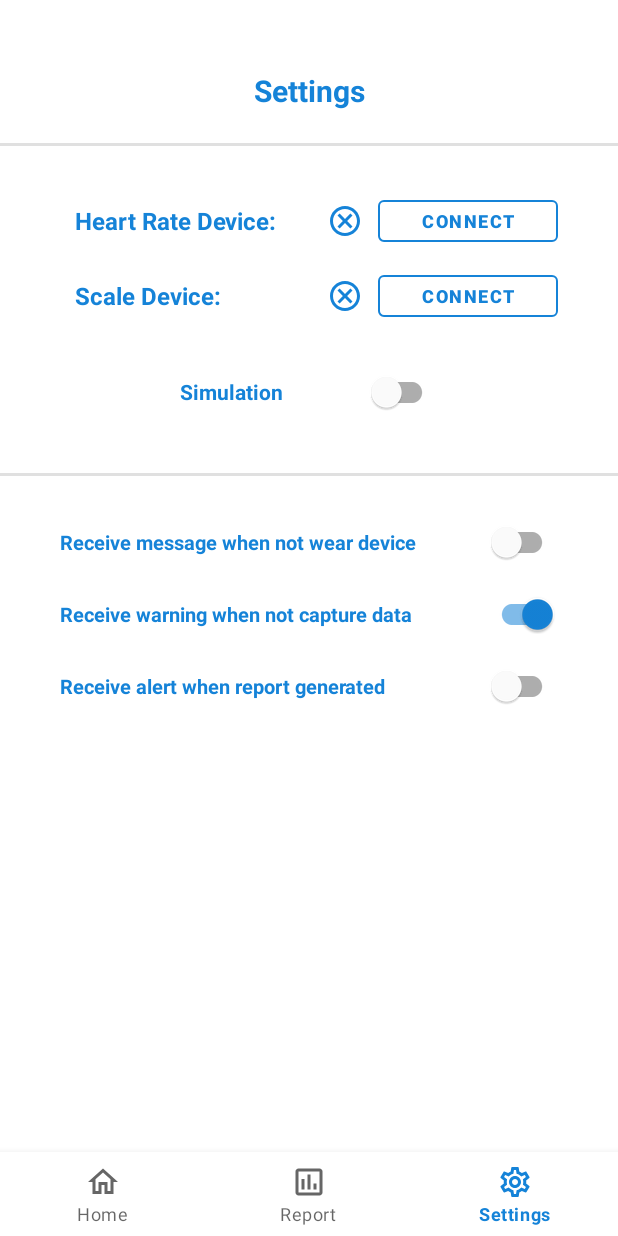
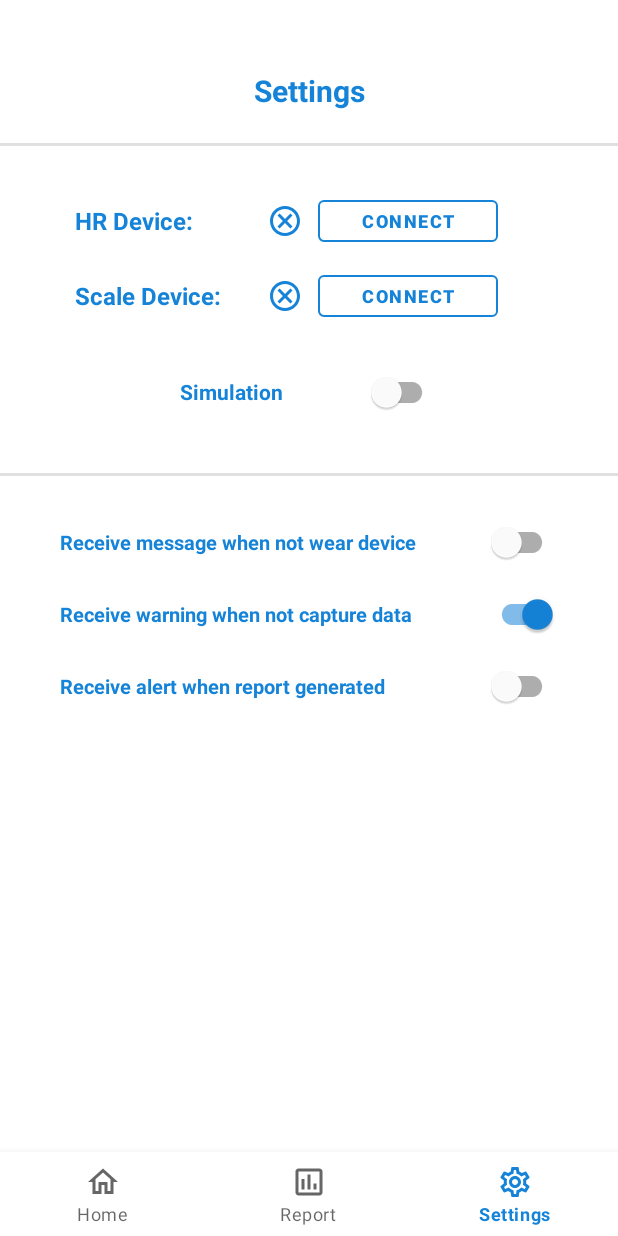
Before and after one commit to Linkchn/mobile-system-for-monitoring-vital-signs, an Android app: the screen it shows after launch (MainActivity), item 3 of the bottom bar chosen, on a phone screen of 412 x 824 dp. Run offline under Robolectric (Android 15) with nearby library versions, the phone set to English and light mode, and no system bars; our stand-ins replace RxJava, Timber, navigation-ui; libraries missing offline, so code that uses them is left out: com.androidplot.util, com.androidplot.xy, polar.com.sdk; 21 statements that could not run were skipped.

Commit message:
fix issue #6, resolve issue #3 issue #4

```diff
--- a/Project/GRP App/app/src/main/java/com/grp/application/monitor/ViewSetter.java
+++ b/Project/GRP App/app/src/main/java/com/grp/application/monitor/ViewSetter.java
@@ -1,6 +1,7 @@
 package com.grp.application.monitor;
 
 import android.content.Context;
+import android.view.View;
 import android.widget.Button;
 import android.widget.ImageView;
 
@@ -61,18 +62,24 @@ public class ViewSetter {
     /**
      * Set device connection button view to enabled/disabled based on the connection of the device.
      * @param symbol target symbol to show the connection state
-     * @param button target button
+     * @param connectButton button to connect device
+     * @param disconnectButton button to disconnect device
      * @param isConnected boolean parameter whether the device is connected
+     * @param isSimulationEnabled boolean parameter whether the simulation is enabled
      */
-    public void setDeviceView(ImageView symbol, Button button, boolean isConnected) {
-        if (isConnected) {
+    public void setDeviceView(ImageView symbol, Button connectButton, Button disconnectButton, boolean isConnected, boolean isSimulationEnabled) {
+        if (isConnected || isSimulationEnabled) {
             symbol.setImageDrawable(context.getDrawable(R.drawable.ic_baseline_check_circle_outline_24));
-            button.setText(R.string.text_device_connected);
+            connectButton.setText(R.string.text_device_connected);
+            if (!isSimulationEnabled) {
+                disconnectButton.setVisibility(View.VISIBLE);
+            }
         } else {
             symbol.setImageDrawable(context.getDrawable(R.drawable.ic_outline_cancel_24));
-            button.setText(R.string.text_device_not_connected);
+            connectButton.setText(R.string.text_device_not_connected);
+            disconnectButton.setVisibility(View.INVISIBLE);
         }
-        button.setEnabled(!isConnected);
+        connectButton.setEnabled(!isConnected && !isSimulationEnabled);
     }
 
     /**
--- a/Project/GRP App/app/src/main/java/com/grp/application/pages/HomeFragment.java
+++ b/Project/GRP App/app/src/main/java/com/grp/application/pages/HomeFragment.java
@@ -16,6 +16,7 @@ import android.view.LayoutInflater;
 import android.view.View;
 import android.view.ViewGroup;
 import android.widget.Button;
+import android.widget.ImageView;
 import android.widget.TextView;
 import android.widget.Toast;
 
@@ -29,13 +30,13 @@ import com.androidplot.xy.StepMode;
 import com.androidplot.xy.XYGraphWidget;
 import com.androidplot.xy.XYPlot;
 import com.google.android.material.textfield.TextInputEditText;
-import com.grp.application.notification.GRPNotification;
 import com.grp.application.Application;
 import com.grp.application.MainActivity;
 import com.example.application.R;
 import com.google.android.material.switchmaterial.SwitchMaterial;
 import com.grp.application.export.FileLog;
 import com.grp.application.monitor.Monitor;
+import com.grp.application.notification.GRPNotification;
 import com.grp.application.polar.Plotter;
 import com.grp.application.polar.PlotterListener;
 import com.grp.application.polar.PolarDevice;
@@ -52,6 +53,7 @@ import java.text.DecimalFormat;
 import java.util.Date;
 
 import polar.com.sdk.api.PolarBleApiCallback;
+import polar.com.sdk.api.model.PolarDeviceInfo;
 import polar.com.sdk.api.model.PolarHrData;
 import timber.log.Timber;
 
@@ -146,7 +148,8 @@ public class HomeFragment extends Fragment implements PlotterListener {
         initUI();
         if (monitor.getMonitorState().isStartCaptureDataEnabled()) {
             startPlot();
-            if (monitor.getMonitorState().isSimulationEnabled()) {
+            if (monitor.getMonitorState().isSimulationEnabled() &&
+            !monitor.getMonitorState().isSimulationOn()) {
                 simHandler.postDelayed(simulate, 1000);
             }
         }
@@ -159,11 +162,13 @@ public class HomeFragment extends Fragment implements PlotterListener {
                 startPlot();
                 if (monitor.getMonitorState().isSimulationEnabled()) {
                     simHandler.postDelayed(simulate, 1000);
+                    monitor.getMonitorState().simulationOn();
                 }
             } else {
                 monitor.showToast("Stop Capture Data");
                 monitor.getMonitorState().disableStartCaptureData();
                 simHandler.removeCallbacks(simulate);
+                monitor.getMonitorState().simulationOff();
                 stopPlot();
             }
         });
@@ -215,7 +220,6 @@ public class HomeFragment extends Fragment implements PlotterListener {
          *
          */
         startRecordingHrButton.setOnClickListener((view) -> {
-//            Toast.makeText(Application.context, "!!!!!!", Toast.LENGTH_LONG).show();
 
             if(hrStatus == true){
                 AlertDialog alertDialog1 = new AlertDialog.Builder(getContext())
@@ -289,6 +293,11 @@ public class HomeFragment extends Fragment implements PlotterListener {
                     alertDialog1.show();
                     startRecordingHrButton.setTextColor(Color.rgb(21,131,216));
 
+                    final int REQUEST_EXTERNAL_STORAGE = 1;
+                    String[] PERMISSIONS_STORAGE = {
+                            Manifest.permission.READ_EXTERNAL_STORAGE,
+                            Manifest.permission.WRITE_EXTERNAL_STORAGE,
+                            Manifest.permission.MOUNT_UNMOUNT_FILESYSTEMS};
                     if (ContextCompat.checkSelfPermission(mainActivity,
                             Manifest.permission.WRITE_EXTERNAL_STORAGE) != PackageManager.PERMISSION_GRANTED) {
                         ActivityCompat.requestPermissions(mainActivity, new String[]{Manifest.permission.WRITE_EXTERNAL_STORAGE}, 101);
@@ -475,6 +484,15 @@ public class HomeFragment extends Fragment implements PlotterListener {
             }
 
             @Override
+            public void deviceDisconnected(@NonNull PolarDeviceInfo polarDeviceInfo) {
+                monitor.showToast(polarDeviceInfo.deviceId + "is lost");
+                monitor.getMonitorState().disconnectHRDevice();
+                stopPlot();
+                monitor.getMonitorState().disableStartCaptureData();
+                startCaptureDataSwitch.setEnabled(false);
+            }
+
+            @Override
             public void ecgFeatureReady(@NonNull String identifier) {
                 monitor.streamECG();
             }
@@ -521,6 +539,8 @@ public class HomeFragment extends Fragment implements PlotterListener {
     private void stopPlot() {
         plotHR.removeSeries(plotterHR.getHrSeries());
         plotECG.removeSeries(plotterECG.getSeries());
+        plotterHR.clearVal();
+        plotterECG.clearVal();
     }
 
     /**
@@ -535,6 +555,25 @@ public class HomeFragment extends Fragment implements PlotterListener {
     }
 
     private void openAssignFolder(String path) {
+//        File file = new File(path);
+//        if (null == file || !file.exists()) {
+//            return;
+//        }
+//        Intent intent = new Intent(Intent.ACTION_GET_CONTENT);
+////        intent.addCategory(Intent.CATEGORY_OPENABLE);
+////        intent.setType("csv/*");
+//
+//        intent.addCategory(Intent.CATEGORY_OPENABLE);
+//        intent.addFlags(Intent.FLAG_ACTIVITY_NEW_TASK);
+////        intent.setDataAndType(Uri.fromFile(file), "csv/*");
+//        intent.setType("csv/*");
+//
+//        try {
+//            startActivity(intent);
+//        } catch (ActivityNotFoundException e) {
+//            e.printStackTrace();
+//        }
+
         Intent intent = new Intent(Intent.ACTION_GET_CONTENT);
         Uri uri = Uri.parse(path);
         intent.setDataAndType(uri, "*/*");
@@ -543,7 +582,7 @@ public class HomeFragment extends Fragment implements PlotterListener {
 
     private void loadHrValue(PolarHrData data) {
         if(hrStatus){
-            hrData = hrData + System.currentTimeMillis() + "," + data + ",\n";
+            hrData = hrData + System.currentTimeMillis() + "," + data.hr + ",\n";
         }
         monitor.getPlotterHR().addValues(data);
     }
--- a/Project/GRP App/app/src/main/java/com/grp/application/pages/SettingsFragment.java
+++ b/Project/GRP App/app/src/main/java/com/grp/application/pages/SettingsFragment.java
@@ -39,6 +39,8 @@ public class SettingsFragment extends Fragment {
     private ImageView symbolBrainWaveDevice;
     private Button hrConnectButton;
     private Button scaleConnectButton;
+    private Button hrDeviceDisconenctButton;
+    private Button scaleDeviceDisconnectButton;
     private SwitchMaterial simulationSwitch;
     private SwitchMaterial msgOnNotWearDeviceSwitch;
     private SwitchMaterial msgOnNotCaptureDataSwitch;
@@ -57,6 +59,8 @@ public class SettingsFragment extends Fragment {
         symbolBrainWaveDevice = root.findViewById(R.id.symbol_scale_device);
         hrConnectButton = root.findViewById(R.id.button_connect_hr_device);
         scaleConnectButton = root.findViewById(R.id.button_connect_scale_device);
+        hrDeviceDisconenctButton = root.findViewById(R.id.button_disconnect_hr_device);
+        scaleDeviceDisconnectButton = root.findViewById(R.id.button_disconnect_scale_device);
         simulationSwitch = root.findViewById(R.id.switch_simulation);
         msgOnNotWearDeviceSwitch = root.findViewById(R.id.switch_msg_not_wear_device);
         msgOnNotCaptureDataSwitch = root.findViewById(R.id.switch_msg_not_capture_data);
@@ -70,6 +74,22 @@ public class SettingsFragment extends Fragment {
 
         // Set action for connect button of scale device
         scaleConnectButton.setOnClickListener(this::showScaleDialog);
+
+        // Set action for disconnect button of heart rate device
+        hrDeviceDisconenctButton.setOnClickListener((buttonView) -> {
+            try {
+                polarDevice.api().disconnectFromDevice(polarDevice.getDeviceId());
+            } catch (PolarInvalidArgument polarInvalidArgument) {
+                polarInvalidArgument.printStackTrace();
+            }
+        });
+
+        // Set action for disconnect button of scale device
+        scaleDeviceDisconnectButton.setOnClickListener((buttonView) ->  {
+            monitor.getMonitorState().disconnectScaleDevice();
+            monitor.showToast("Disconnect from Scale Device");
+            resetUI();
+        });
 
         // Set action for "simulation" switch
         simulationSwitch.setOnCheckedChangeListener((buttonView, isChecked) -> {
@@ -132,6 +152,16 @@ public class SettingsFragment extends Fragment {
             }
 
             @Override
+            public void deviceDisconnected(@NonNull PolarDeviceInfo polarDeviceInfo) {
+                monitor.showToast(polarDeviceInfo.deviceId + "is Disconnected");
+                monitor.getMonitorState().disconnectHRDevice();
+                monitor.getMonitorState().disableStartCaptureData();
+                monitor.getPlotterHR().clearVal();
+                monitor.getPlotterECG().clearVal();
+                resetUI();
+            }
+
+            @Override
             public void hrNotificationReceived(@NonNull String identifier, @NonNull PolarHrData data) {
                     monitor.getPlotterHR().addValues(data);
             }
@@ -147,10 +177,10 @@ public class SettingsFragment extends Fragment {
      * Reset UI.
      */
     private void resetUI() {
-        monitor.getViewSetter().setDeviceView(symbolHrDevice, hrConnectButton,
-                monitor.getMonitorState().isHRDeviceConnected() || monitor.getMonitorState().isSimulationEnabled());
-        monitor.getViewSetter().setDeviceView(symbolBrainWaveDevice, scaleConnectButton,
-                monitor.getMonitorState().isScaleDeviceConnected() || monitor.getMonitorState().isSimulationEnabled());
+        monitor.getViewSetter().setDeviceView(symbolHrDevice, hrConnectButton, hrDeviceDisconenctButton,
+                monitor.getMonitorState().isHRDeviceConnected(), monitor.getMonitorState().isSimulationEnabled());
+        monitor.getViewSetter().setDeviceView(symbolBrainWaveDevice, scaleConnectButton, scaleDeviceDisconnectButton,
+                monitor.getMonitorState().isScaleDeviceConnected(), monitor.getMonitorState().isSimulationEnabled());
         monitor.getViewSetter().setSwitchView(simulationSwitch, monitor.getMonitorState().isSimulationEnabled(), !monitor.getMonitorState().isHRDeviceConnected()
         && !monitor.getMonitorState().isScaleDeviceConnected());
         monitor.getViewSetter().setSwitchView(msgOnNotWearDeviceSwitch, monitor.getMonitorState().isMsgOnNotWearDeviceEnabled());
--- a/Project/GRP App/app/src/main/java/com/grp/application/polar/Plotter.java
+++ b/Project/GRP App/app/src/main/java/com/grp/application/polar/Plotter.java
@@ -17,16 +17,16 @@ import java.util.Arrays;
 public class Plotter {
     private static final String TAG = "Plotter";
     private PlotterListener listener;
-    private final Number[] plotNumbers = new Number[500];
+    private Number[] plotNumbers = new Number[500];
     private final FadeFormatter formatter;
     private final XYSeries series;
     private int dataIndex;
 
     public Plotter(String title) {
+
         for (int i = 0; i < plotNumbers.length - 1; i++) {
             plotNumbers[i] = 60;
         }
-
         formatter = new FadeFormatter(800);
         formatter.setLegendIconEnabled(false);
         series = new SimpleXYSeries(Arrays.asList(plotNumbers), SimpleXYSeries.ArrayFormat.Y_VALS_ONLY, title);
@@ -83,4 +83,11 @@ public class Plotter {
             return getLinePaint();
         }
     }
+
+    public void clearVal() {
+        plotNumbers = new Number[500];
+        for (int i = 0; i < plotNumbers.length - 1; i++) {
+            plotNumbers[i] = 60;
+        }
+    }
 }
--- a/Project/GRP App/app/src/main/java/com/grp/application/polar/TimePlotter.java
+++ b/Project/GRP App/app/src/main/java/com/grp/application/polar/TimePlotter.java
@@ -30,17 +30,7 @@ public class TimePlotter {
     private Double[] yHrVals = new Double[NVALS];
 
     public TimePlotter() {
-        Date now = new Date();
-        double endTime = now.getTime();
-        double startTime = endTime - NVALS * 1000;
-        double delta = (endTime - startTime) / (NVALS - 1);
-
-        // Specify initial values to keep it from auto sizing
-        for (int i = 0; i < NVALS; i++) {
-            xHrVals[i] = startTime + i * delta;
-            yHrVals[i] = 60d;
-        }
-
+        initSize();
         hrFormatter = new LineAndPointFormatter(Color.BLUE, null, null, null);
         hrFormatter.setLegendIconEnabled(false);
         hrSeries = new SimpleXYSeries(Arrays.asList(xHrVals), Arrays.asList(yHrVals), "HR");
@@ -81,4 +71,23 @@ public class TimePlotter {
     public void setListener(PlotterListener listener) {
         this.listener = listener;
     }
+
+    public void clearVal() {
+        xHrVals = new Double[NVALS];
+        yHrVals = new Double[NVALS];
+        initSize();
+    }
+
+    private void initSize() {
+        Date now = new Date();
+        double endTime = now.getTime();
+        double startTime = endTime - NVALS * 1000;
+        double delta = (endTime - startTime) / (NVALS - 1);
+
+        // Specify initial values to keep it from auto sizing
+        for (int i = 0; i < NVALS; i++) {
+            xHrVals[i] = startTime + i * delta;
+            yHrVals[i] = 60d;
+        }
+    }
 }
--- /dev/null
+++ b/Project/GRP App/app/src/main/res/drawable/ic_baseline_link_off_24.xml
@@ -0,0 +1,5 @@
+<vector android:height="24dp" android:tint="#D81E26"
+    android:viewportHeight="24" android:viewportWidth="24"
+    android:width="24dp" xmlns:android="http://schemas.android.com/apk/res/android">
+    <path android:fillColor="@android:color/white" android:pathData="M17,7h-4v1.9h4c1.71,0 3.1,1.39 3.1,3.1 0,1.43 -0.98,2.63 -2.31,2.98l1.46,1.46C20.88,15.61 22,13.95 22,12c0,-2.76 -2.24,-5 -5,-5zM16,11h-2.19l2,2L16,13zM2,4.27l3.11,3.11C3.29,8.12 2,9.91 2,12c0,2.76 2.24,5 5,5h4v-1.9L7,15.1c-1.71,0 -3.1,-1.39 -3.1,-3.1 0,-1.59 1.21,-2.9 2.76,-3.07L8.73,11L8,11v2h2.73L13,15.27L13,17h1.73l4.01,4L20,19.74 3.27,3 2,4.27z"/>
+</vector>
--- /dev/null
+++ b/Project/GRP App/app/src/main/res/drawable/ic_outline_cancel_24_red.xml
@@ -0,0 +1,5 @@
+<vector android:height="24dp" android:tint="#D81E26"
+    android:viewportHeight="24" android:viewportWidth="24"
+    android:width="24dp" xmlns:android="http://schemas.android.com/apk/res/android">
+    <path android:fillColor="@android:color/white" android:pathData="M12,2C6.47,2 2,6.47 2,12s4.47,10 10,10 10,-4.47 10,-10S17.53,2 12,2zM12,20c-4.41,0 -8,-3.59 -8,-8s3.59,-8 8,-8 8,3.59 8,8 -3.59,8 -8,8zM15.59,7L12,10.59 8.41,7 7,8.41 10.59,12 7,15.59 8.41,17 12,13.41 15.59,17 17,15.59 13.41,12 17,8.41z"/>
+</vector>
--- /dev/null
+++ b/Project/GRP App/app/src/main/res/drawable/ripple.xml
@@ -0,0 +1,10 @@
+<ripple xmlns:android="http://schemas.android.com/apk/res/android"
+    xmlns:tools="http://schemas.android.com/tools"
+    android:color="#af0c0e"
+    tools:targetApi="lollipop">
+    <item android:id="@android:id/mask">
+        <shape android:shape="rectangle">
+            <solid android:color="#af0c0e" />
+        </shape>
+    </item>
+</ripple>
--- a/Project/GRP App/app/src/main/res/layout/fragment_settings.xml
+++ b/Project/GRP App/app/src/main/res/layout/fragment_settings.xml
@@ -45,7 +45,7 @@
             android:layout_height="match_parent"
             android:layout_weight="1"
             android:gravity="center|start"
-            android:text="Heart Rate Device:"
+            android:text="HR Device:"
             android:textSize="16sp"
             android:layout_marginStart="10dp"
             android:layout_marginEnd="10dp"/>
@@ -66,6 +66,17 @@
             android:layout_marginStart="10dp"
             style="?attr/materialButtonOutlinedStyle"
             app:strokeColor="@color/main_color" />
+
+            <Button
+                android:id="@+id/button_disconnect_hr_device"
+                android:layout_width="30dp"
+                android:layout_height="30dp"
+                android:layout_gravity="center"
+                android:textSize="12sp"
+                android:layout_marginStart="10dp"
+                android:foreground="@drawable/ic_baseline_link_off_24"
+                android:background="@drawable/ripple"
+                android:visibility="invisible"/>
 
         </LinearLayout>
         <LinearLayout
@@ -99,6 +110,18 @@
                 android:layout_marginStart="10dp"
                 style="?attr/materialButtonOutlinedStyle"
                 app:strokeColor="@color/main_color" />
+
+            <Button
+                android:id="@+id/button_disconnect_scale_device"
+                android:layout_width="30dp"
+                android:layout_height="30dp"
+                android:layout_gravity="center"
+                android:textSize="12sp"
+                android:layout_marginStart="10dp"
+                android:foreground="@drawable/ic_baseline_link_off_24"
+                android:background="@drawable/ripple"
+                android:visibility="invisible"/>
+
 
         </LinearLayout>
 
```
Also changed, not shown: Project/GRP App/app/src/main/java/com/grp/application/monitor/MonitorState.java (+14 -0 lines).
